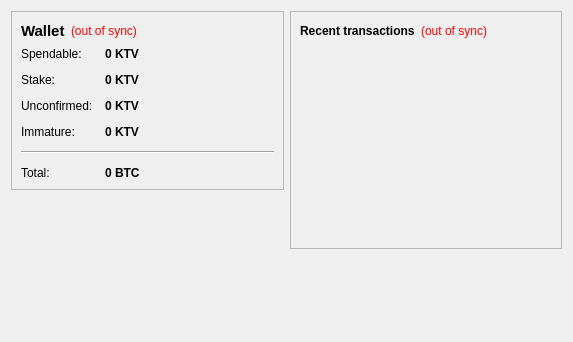
Qt form src/qt/forms/overviewpage.ui (kmushi-coin/kmushicoin-source) before a commit.
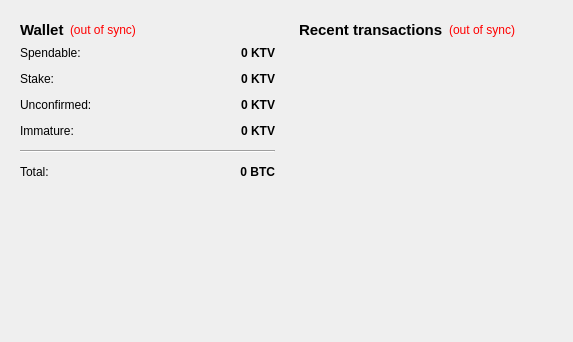
The same form after that commit.

```diff
--- a/src/qt/forms/overviewpage.ui
+++ b/src/qt/forms/overviewpage.ui
@@ -17,13 +17,7 @@
    <item>
     <layout class="QVBoxLayout" name="verticalLayout_2">
      <item>
-      <widget class="QFrame" name="frame">
-       <property name="frameShape">
-        <enum>QFrame::StyledPanel</enum>
-       </property>
-       <property name="frameShadow">
-        <enum>QFrame::Raised</enum>
-       </property>
+      <widget class="QWidget" name="widget" native="true">
        <layout class="QVBoxLayout" name="verticalLayout_4">
         <item>
          <layout class="QHBoxLayout" name="horizontalLayout_4">
@@ -107,6 +101,9 @@
             <property name="text">
              <string notr="true">0 KTV</string>
             </property>
+            <property name="alignment">
+             <set>Qt::AlignRight|Qt::AlignTrailing|Qt::AlignVCenter</set>
+            </property>
             <property name="textInteractionFlags">
              <set>Qt::LinksAccessibleByMouse|Qt::TextSelectableByKeyboard|Qt::TextSelectableByMouse</set>
             </property>
@@ -136,6 +133,9 @@
             <property name="text">
              <string notr="true">0 KTV</string>
             </property>
+            <property name="alignment">
+             <set>Qt::AlignRight|Qt::AlignTrailing|Qt::AlignVCenter</set>
+            </property>
             <property name="textInteractionFlags">
              <set>Qt::LinksAccessibleByMouse|Qt::TextSelectableByKeyboard|Qt::TextSelectableByMouse</set>
             </property>
@@ -165,6 +165,9 @@
             <property name="text">
              <string notr="true">0 KTV</string>
             </property>
+            <property name="alignment">
+             <set>Qt::AlignRight|Qt::AlignTrailing|Qt::AlignVCenter</set>
+            </property>
             <property name="textInteractionFlags">
              <set>Qt::LinksAccessibleByMouse|Qt::TextSelectableByKeyboard|Qt::TextSelectableByMouse</set>
             </property>
@@ -191,6 +194,9 @@
             <property name="text">
              <string notr="true">0 KTV</string>
             </property>
+            <property name="alignment">
+             <set>Qt::AlignRight|Qt::AlignTrailing|Qt::AlignVCenter</set>
+            </property>
             <property name="textInteractionFlags">
              <set>Qt::LinksAccessibleByMouse|Qt::TextSelectableByKeyboard|Qt::TextSelectableByMouse</set>
             </property>
@@ -227,6 +233,9 @@
             <property name="text">
              <string notr="true">0 BTC</string>
             </property>
+            <property name="alignment">
+             <set>Qt::AlignRight|Qt::AlignTrailing|Qt::AlignVCenter</set>
+            </property>
             <property name="textInteractionFlags">
              <set>Qt::LinksAccessibleByMouse|Qt::TextSelectableByKeyboard|Qt::TextSelectableByMouse</set>
             </property>
@@ -255,18 +264,19 @@
    <item>
     <layout class="QVBoxLayout" name="verticalLayout_3">
      <item>
-      <widget class="QFrame" name="frame_2">
-       <property name="frameShape">
-        <enum>QFrame::StyledPanel</enum>
-       </property>
-       <property name="frameShadow">
-        <enum>QFrame::Raised</enum>
-       </property>
+      <widget class="QWidget" name="widget_2" native="true">
        <layout class="QVBoxLayout" name="verticalLayout">
         <item>
          <layout class="QHBoxLayout" name="horizontalLayout_2">
           <item>
            <widget class="QLabel" name="label_4">
+           <property name="font">
+             <font>
+              <pointsize>11</pointsize>
+              <weight>75</weight>
+              <bold>true</bold>
+             </font>
+            </property>
             <property name="text">
              <string>&lt;b&gt;Recent transactions&lt;/b&gt;</string>
             </property>
@@ -325,19 +335,6 @@
        </layout>
       </widget>
      </item>
-     <item>
-      <spacer name="verticalSpacer_2">
-       <property name="orientation">
-        <enum>Qt::Vertical</enum>
-       </property>
-       <property name="sizeHint" stdset="0">
-        <size>
-         <width>20</width>
-         <height>40</height>
-        </size>
-       </property>
-      </spacer>
-     </item>
     </layout>
    </item>
   </layout>
```
